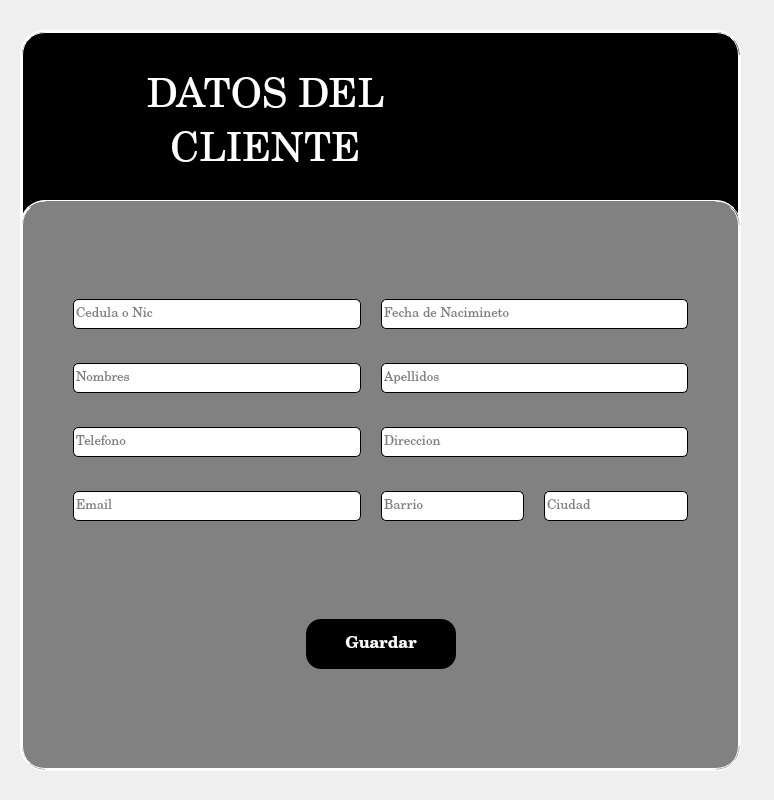
Qt form app/views/registrarClienteForm2.ui (Jpalacio98/Tzedaka) before a commit.
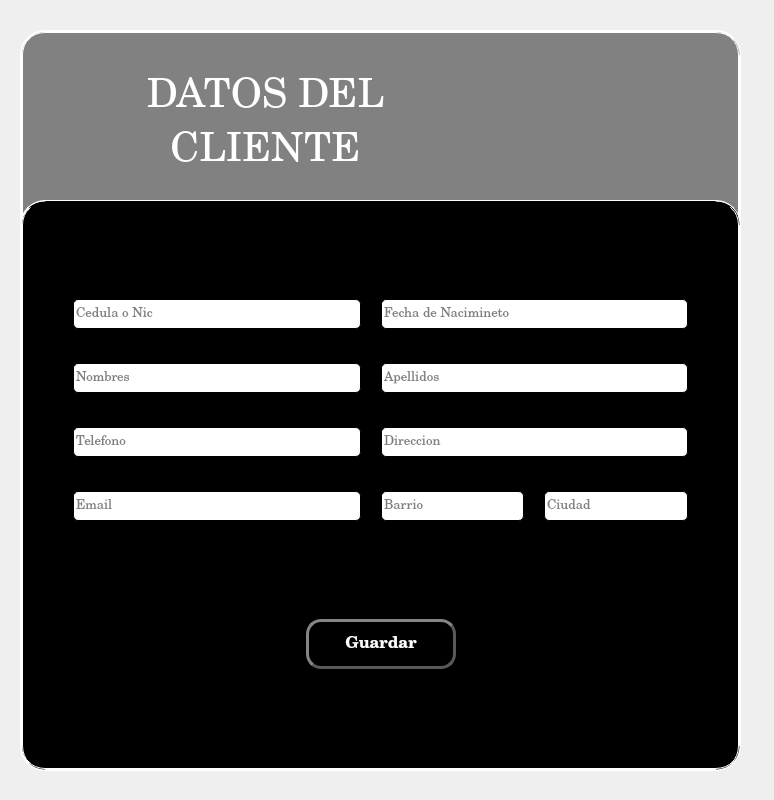
The same form after that commit. Icons and pictures are not drawn.

The edit to the form file:
```diff
--- a/app/views/registrarClienteForm2.ui
+++ b/app/views/registrarClienteForm2.ui
@@ -24,24 +24,23 @@
    </property>
    <property name="styleSheet">
     <string notr="true">QFrame {
-	background-color: rgb(129, 129, 129);
+	background-color: rgb(0, 0, 0);
 	border-radius:25px;
 	border: 3px ridge #fff; 
 	border-top:1px ridge #fff;
 }
 
-
 QLineEdit {
-background-color: #FFF;
-border:1px solid #000;
-border-radius: 5px;
+	background-color: #FFF;
+	border:1px solid #000;
+	border-radius: 5px;
 }
 
 QPushButton {
-	background-color:#000;
+	
 	color: #FFF;
 	border-radius:15px;
-	border: 0px outset #595959;
+	border: 3px outset #595959;
 	
 }
 
@@ -408,7 +407,7 @@
    </property>
    <property name="styleSheet">
     <string notr="true">QFrame {
-	background-color: rgb(0, 0, 0);
+	background-color: rgb(129, 129, 129);
 	border-radius:25px;
 	border: 3px ridge #fff; 
 
@@ -421,7 +420,7 @@
 }
 
 QPushButton {
-	background-color:#000;
+	background-color:#818181;
 	border:none;
 	
 }
@@ -447,8 +446,8 @@
    <widget class="QLabel" name="label_5">
     <property name="geometry">
      <rect>
-      <x>440</x>
-      <y>30</y>
+      <x>460</x>
+      <y>20</y>
       <width>121</width>
       <height>121</height>
      </rect>
```
Left out of the diff: 8 changed lines with no effect on the pictures.
